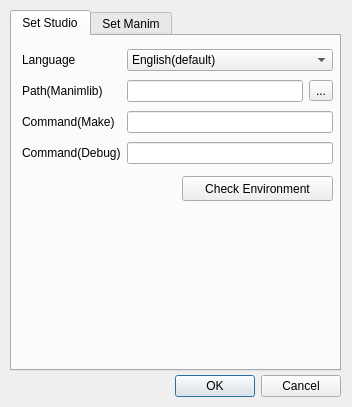
Before: the Qt Designer form settingpage.ui in Bovera/Manim-Studio, drawn with Qt 5.
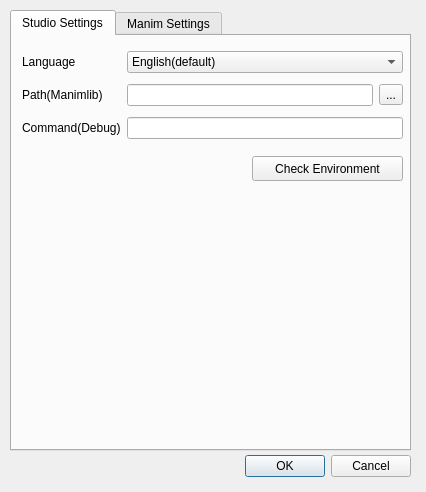
After: the same form once the commit is applied.

What changed in the file:
```diff
--- a/settingpage.ui
+++ b/settingpage.ui
@@ -6,8 +6,8 @@
    <rect>
     <x>0</x>
     <y>0</y>
-    <width>352</width>
-    <height>407</height>
+    <width>426</width>
+    <height>492</height>
    </rect>
   </property>
   <property name="windowTitle">
@@ -16,8 +16,8 @@
   <widget class="QDialogButtonBox" name="buttonBox">
    <property name="geometry">
     <rect>
-     <x>170</x>
-     <y>370</y>
+     <x>240</x>
+     <y>450</y>
      <width>171</width>
      <height>32</height>
     </rect>
@@ -34,8 +34,8 @@
     <rect>
      <x>10</x>
      <y>10</y>
-     <width>331</width>
-     <height>361</height>
+     <width>401</width>
+     <height>441</height>
     </rect>
    </property>
    <property name="currentIndex">
@@ -43,46 +43,18 @@
    </property>
    <widget class="QWidget" name="tab">
     <attribute name="title">
-     <string>Set Studio</string>
+     <string>Studio Settings</string>
     </attribute>
     <widget class="QWidget" name="gridLayoutWidget">
      <property name="geometry">
       <rect>
        <x>10</x>
        <y>10</y>
-       <width>311</width>
-       <height>121</height>
+       <width>381</width>
+       <height>101</height>
       </rect>
      </property>
      <layout class="QGridLayout" name="gridLayout">
-      <item row="3" column="0">
-       <widget class="QLabel" name="label">
-        <property name="text">
-         <string>Command(Debug)</string>
-        </property>
-       </widget>
-      </item>
-      <item row="0" column="0">
-       <widget class="QLabel" name="lang">
-        <property name="text">
-         <string>Language</string>
-        </property>
-       </widget>
-      </item>
-      <item row="2" column="0">
-       <widget class="QLabel" name="lang_3">
-        <property name="text">
-         <string>Command(Make)</string>
-        </property>
-       </widget>
-      </item>
-      <item row="1" column="0">
-       <widget class="QLabel" name="lang_2">
-        <property name="text">
-         <string>Path(Manimlib)</string>
-        </property>
-       </widget>
-      </item>
       <item row="1" column="1">
        <widget class="QLineEdit" name="pathCmd"/>
       </item>
@@ -108,18 +80,36 @@
        </widget>
       </item>
       <item row="2" column="1" colspan="2">
-       <widget class="QLineEdit" name="makeCmd"/>
-      </item>
-      <item row="3" column="1" colspan="2">
        <widget class="QLineEdit" name="debugCmd"/>
       </item>
+      <item row="2" column="0">
+       <widget class="QLabel" name="label">
+        <property name="text">
+         <string>Command(Debug)</string>
+        </property>
+       </widget>
+      </item>
+      <item row="0" column="0">
+       <widget class="QLabel" name="lang">
+        <property name="text">
+         <string>Language</string>
+        </property>
+       </widget>
+      </item>
+      <item row="1" column="0">
+       <widget class="QLabel" name="lang_2">
+        <property name="text">
+         <string>Path(Manimlib)</string>
+        </property>
+       </widget>
+      </item>
      </layout>
     </widget>
     <widget class="QPushButton" name="checkEnv">
      <property name="geometry">
       <rect>
-       <x>170</x>
-       <y>140</y>
+       <x>240</x>
+       <y>120</y>
        <width>151</width>
        <height>25</height>
       </rect>
@@ -131,7 +121,7 @@
    </widget>
    <widget class="QWidget" name="tab_2">
     <attribute name="title">
-     <string>Set Manim</string>
+     <string>Manim Settings</string>
     </attribute>
     <widget class="QWidget" name="gridLayoutWidget_2">
      <property name="geometry">
```
Left out of the diff: 31 changed lines with no effect on the pictures.
